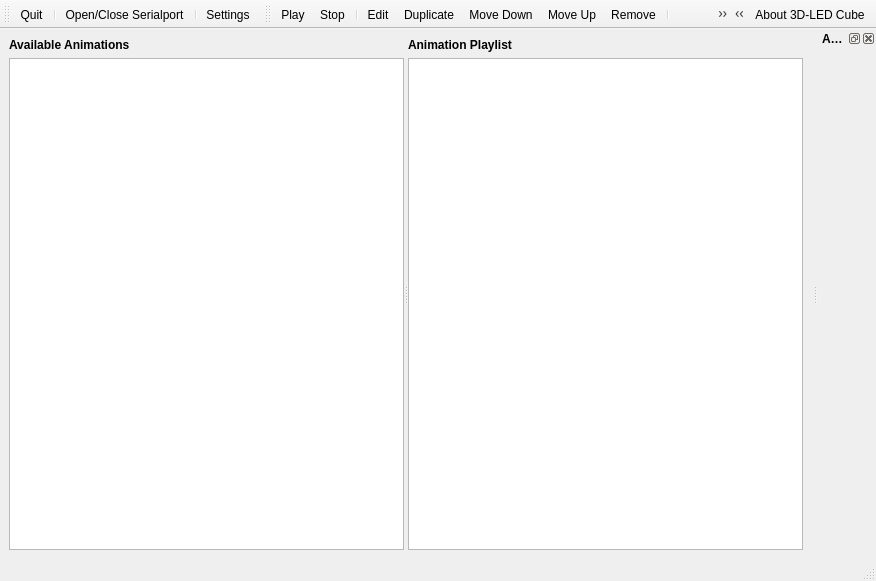
casch-at/ledcc, file src/gui/MainWindow.ui: the form before one commit.
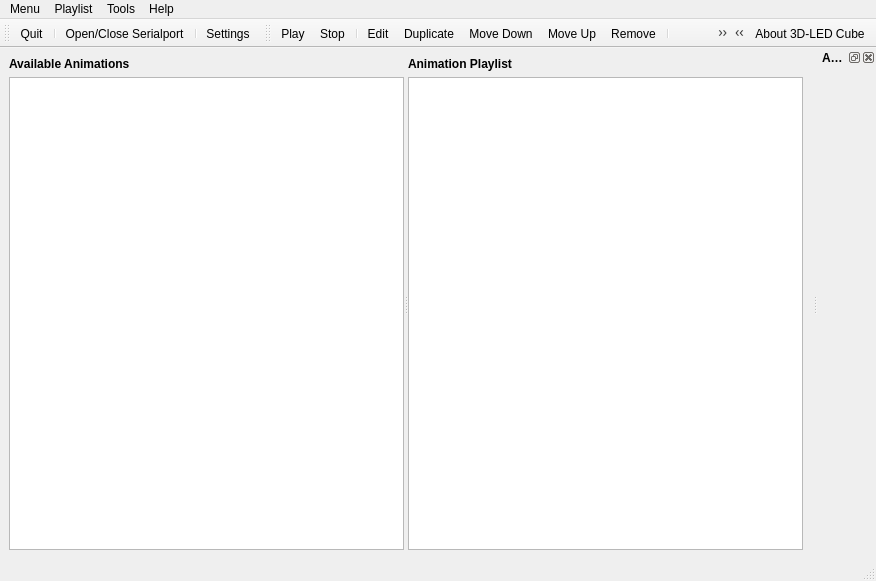
The form after the commit. Icons and pictures are not drawn. Custom widgets are drawn as their Qt base class.

Commit message: Added menuBar saveAction and openAction

Patch:
```diff
--- a/src/gui/MainWindow.ui
+++ b/src/gui/MainWindow.ui
@@ -175,6 +175,60 @@
    <addaction name="m_aboutAction"/>
    <addaction name="m_aboutQt"/>
   </widget>
+  <widget class="QMenuBar" name="menuBar">
+   <property name="geometry">
+    <rect>
+     <x>0</x>
+     <y>0</y>
+     <width>876</width>
+     <height>20</height>
+    </rect>
+   </property>
+   <widget class="QMenu" name="menuMenu">
+    <property name="title">
+     <string>Menu</string>
+    </property>
+    <addaction name="m_openAction"/>
+    <addaction name="m_saveAction"/>
+    <addaction name="separator"/>
+    <addaction name="separator"/>
+    <addaction name="m_quitAction"/>
+   </widget>
+   <widget class="QMenu" name="menuHelp">
+    <property name="title">
+     <string>Help</string>
+    </property>
+    <addaction name="m_aboutQt"/>
+    <addaction name="m_aboutAction"/>
+   </widget>
+   <widget class="QMenu" name="menuSettings">
+    <property name="title">
+     <string>Tools</string>
+    </property>
+    <addaction name="m_editAction"/>
+    <addaction name="m_openClosePortAction"/>
+    <addaction name="separator"/>
+    <addaction name="m_settingsAction"/>
+   </widget>
+   <widget class="QMenu" name="menuEdit">
+    <property name="title">
+     <string>Playlist</string>
+    </property>
+    <addaction name="m_playAction"/>
+    <addaction name="m_stopAction"/>
+    <addaction name="separator"/>
+    <addaction name="m_moveUpAction"/>
+    <addaction name="m_moveDownAction"/>
+    <addaction name="m_duplicateAction"/>
+    <addaction name="m_removeAction"/>
+    <addaction name="separator"/>
+    <addaction name="m_clearAction"/>
+   </widget>
+   <addaction name="menuMenu"/>
+   <addaction name="menuEdit"/>
+   <addaction name="menuSettings"/>
+   <addaction name="menuHelp"/>
+  </widget>
   <action name="m_quitAction">
    <property name="icon">
     <iconset resource="../icons.qrc">
```
Left out of the diff: 35 changed lines with no effect on the pictures. The commit also changes 9 other files.
